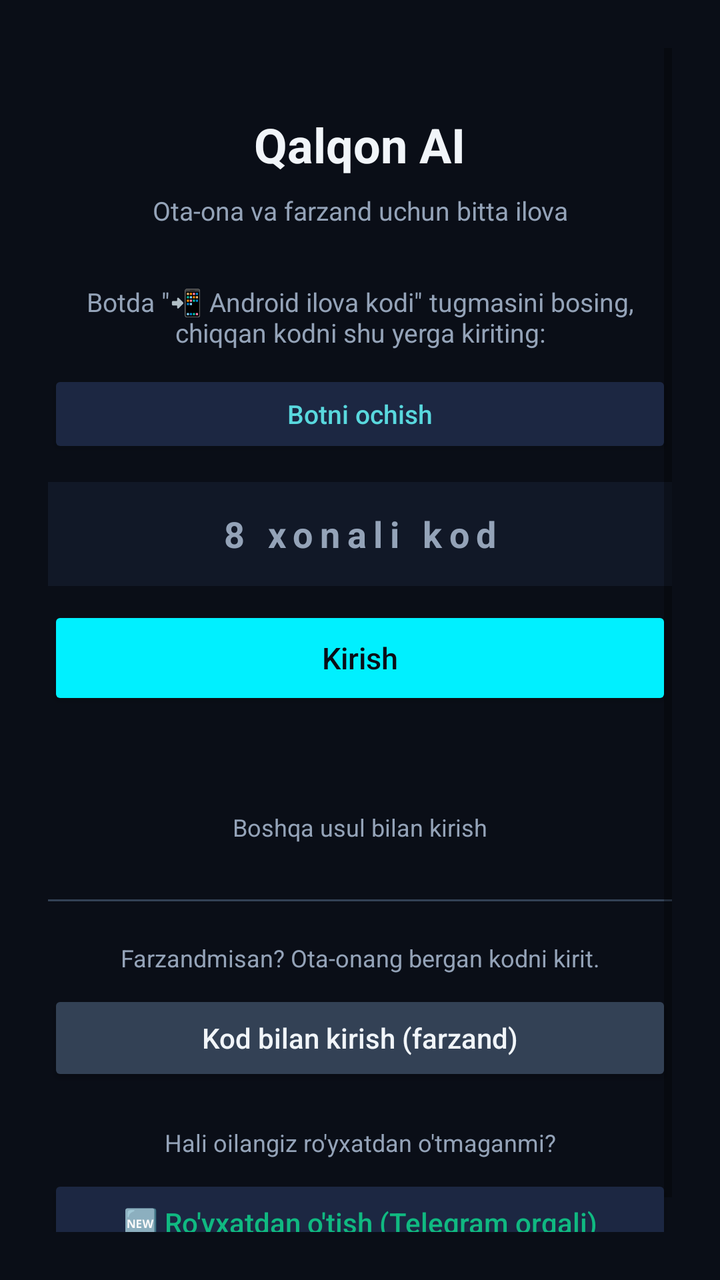
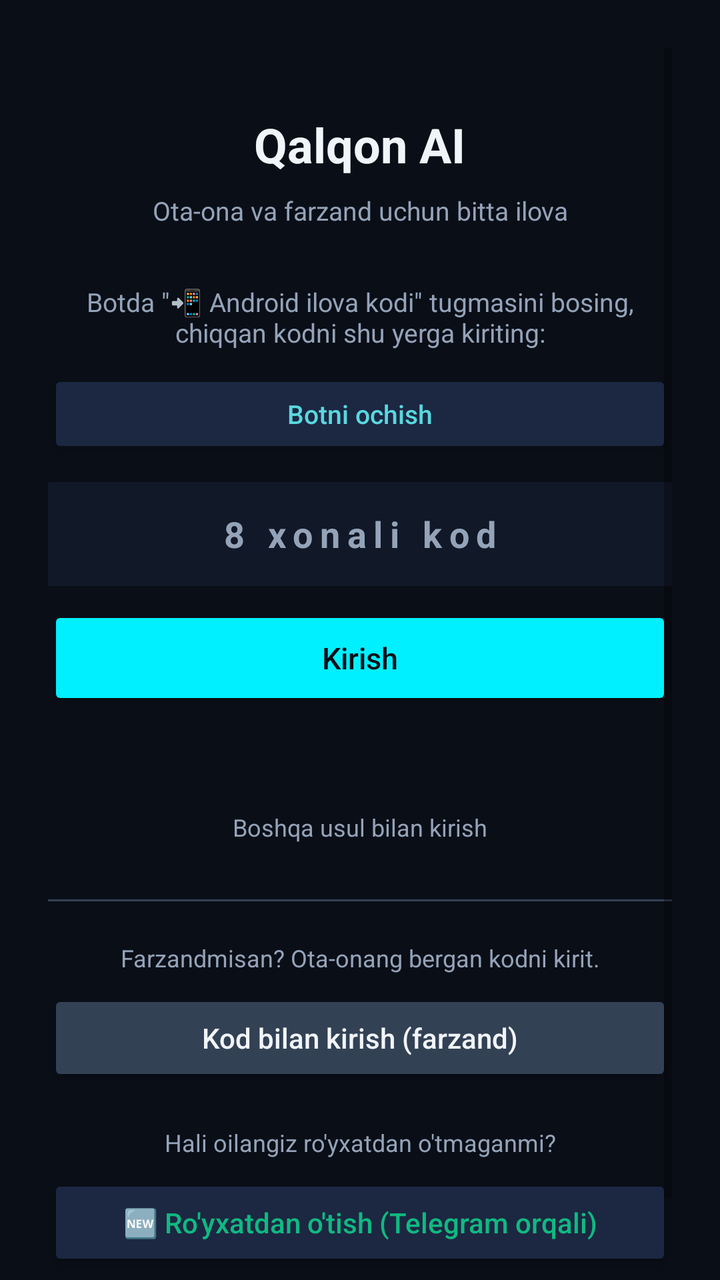

Two renders of the same Android screen: before a commit and after it. Below are the layout's source before the change and the commit's diff.
<!-- AndroidManifest.xml: activity theme Theme.ParentalGuard -->
<!-- res/layout/activity_login.xml -->
<?xml version="1.0" encoding="utf-8"?>
<ScrollView xmlns:android="http://schemas.android.com/apk/res/android"
    android:layout_width="match_parent"
    android:layout_height="match_parent"
    android:background="@color/qalqon_bg"
    android:padding="24dp">

    <LinearLayout
        android:layout_width="match_parent"
        android:layout_height="wrap_content"
        android:orientation="vertical">

        <TextView
            android:layout_width="wrap_content"
            android:layout_height="wrap_content"
            android:layout_gravity="center_horizontal"
            android:layout_marginTop="32dp"
            android:text="@string/app_name"
            android:textColor="@color/qalqon_text_primary"
            android:textSize="24sp"
            android:textStyle="bold" />

        <TextView
            android:layout_width="match_parent"
            android:layout_height="wrap_content"
            android:layout_marginTop="8dp"
            android:layout_marginBottom="28dp"
            android:gravity="center"
            android:text="@string/login_subtitle"
            android:textColor="@color/qalqon_text_secondary"
            android:textSize="13sp" />

        
        <TextView
            android:layout_width="match_parent"
            android:layout_height="wrap_content"
            android:gravity="center"
            android:text="@string/login_code_hint"
            android:textColor="@color/qalqon_text_secondary"
            android:textSize="13sp" />

        <Button
            android:id="@+id/btnOpenBot"
            android:layout_width="match_parent"
            android:layout_height="44dp"
            android:layout_marginTop="10dp"
            android:backgroundTint="@color/qalqon_surface_high"
            android:text="@string/login_open_bot"
            android:textAllCaps="false"
            android:textColor="@color/qalqon_secondary"
            android:textSize="13sp" />

        <EditText
            android:id="@+id/etParentCode"
            android:layout_width="match_parent"
            android:layout_height="52dp"
            android:layout_marginTop="12dp"
            android:background="@color/qalqon_surface"
            android:gravity="center"
            android:hint="@string/login_code_field_hint"
            android:inputType="textCapCharacters"
            android:letterSpacing="0.2"
            android:maxLength="8"
            android:padding="12dp"
            android:textColor="@color/qalqon_text_primary"
            android:textColorHint="@color/qalqon_text_secondary"
            android:textSize="18sp"
            android:textStyle="bold" />

        <Button
            android:id="@+id/btnCodeSubmit"
            android:layout_width="match_parent"
            android:layout_height="52dp"
            android:layout_marginTop="10dp"
            android:backgroundTint="@color/qalqon_primary"
            android:text="@string/login_code_submit"
            android:textAllCaps="false"
            android:textColor="@color/qalqon_bg"
            android:textSize="15sp" />

        <TextView
            android:id="@+id/tvLoginStatus"
            android:layout_width="match_parent"
            android:layout_height="wrap_content"
            android:layout_marginTop="14dp"
            android:gravity="center"
            android:textColor="@color/qalqon_accent"
            android:textSize="12sp" />

        
        <TextView
            android:id="@+id/btnOtherWaysToggle"
            android:layout_width="match_parent"
            android:layout_height="wrap_content"
            android:layout_marginTop="20dp"
            android:gravity="center"
            android:text="@string/login_other_ways_toggle"
            android:textColor="@color/qalqon_text_secondary"
            android:textSize="12sp" />

        <LinearLayout
            android:id="@+id/otherWaysBox"
            android:layout_width="match_parent"
            android:layout_height="wrap_content"
            android:layout_marginTop="10dp"
            android:orientation="vertical"
            android:visibility="gone">

            <Button
                android:id="@+id/btnTelegramLogin"
                android:layout_width="match_parent"
                android:layout_height="48dp"
                android:backgroundTint="@color/qalqon_surface_high"
                android:text="@string/login_telegram"
                android:textAllCaps="false"
                android:textColor="@color/qalqon_text_secondary"
                android:textSize="14sp" />

            <Button
                android:id="@+id/btnPasswordLogin"
                android:layout_width="match_parent"
                android:layout_height="48dp"
                android:layout_marginTop="10dp"
                android:backgroundTint="@color/qalqon_surface_high"
                android:text="@string/login_password_toggle"
                android:textAllCaps="false"
                android:textColor="@color/qalqon_text_secondary"
                android:textSize="14sp" />

            <LinearLayout
                android:id="@+id/passwordBox"
                android:layout_width="match_parent"
                android:layout_height="wrap_content"
                android:layout_marginTop="10dp"
                android:orientation="vertical"
                android:visibility="gone">

                <EditText
                    android:id="@+id/etLogin"
                    android:layout_width="match_parent"
                    android:layout_height="48dp"
                    android:autofillHints="username"
                    android:background="@color/qalqon_surface"
                    android:hint="@string/login_username_hint"
                    android:inputType="text"
                    android:padding="12dp"
                    android:textColor="@color/qalqon_text_primary"
                    android:textColorHint="@color/qalqon_text_secondary" />

                <EditText
                    android:id="@+id/etPassword"
                    android:layout_width="match_parent"
                    android:layout_height="48dp"
                    android:layout_marginTop="8dp"
                    android:autofillHints="password"
                    android:background="@color/qalqon_surface"
                    android:hint="@string/login_password_hint"
                    android:inputType="textPassword"
                    android:padding="12dp"
                    android:textColor="@color/qalqon_text_primary"
                    android:textColorHint="@color/qalqon_text_secondary" />

                <Button
                    android:id="@+id/btnPasswordSubmit"
                    android:layout_width="match_parent"
                    android:layout_height="48dp"
                    android:layout_marginTop="8dp"
                    android:backgroundTint="@color/qalqon_secondary"
                    android:text="@string/login_password_submit"
                    android:textAllCaps="false"
                    android:textColor="@color/qalqon_bg" />
            </LinearLayout>
        </LinearLayout>

        <View
            android:layout_width="match_parent"
            android:layout_height="1dp"
            android:layout_marginTop="28dp"
            android:background="@color/qalqon_outline" />

        <TextView
            android:layout_width="match_parent"
            android:layout_height="wrap_content"
            android:layout_marginTop="20dp"
            android:gravity="center"
            android:text="@string/login_child_hint"
            android:textColor="@color/qalqon_text_secondary"
            android:textSize="12sp" />

        <Button
            android:id="@+id/btnChildLogin"
            android:layout_width="match_parent"
            android:layout_height="48dp"
            android:layout_marginTop="8dp"
            android:backgroundTint="@color/qalqon_outline"
            android:text="@string/login_child"
            android:textAllCaps="false"
            android:textColor="@color/qalqon_text_primary"
            android:textSize="14sp" />

        
        <TextView
            android:layout_width="match_parent"
            android:layout_height="wrap_content"
            android:layout_marginTop="20dp"
            android:gravity="center"
            android:text="@string/login_register_hint"
            android:textColor="@color/qalqon_text_secondary"
            android:textSize="12sp" />

        <Button
            android:id="@+id/btnRegister"
            android:layout_width="match_parent"
            android:layout_height="48dp"
            android:layout_marginTop="8dp"
            android:layout_marginBottom="24dp"
            android:backgroundTint="@color/qalqon_surface_high"
            android:text="@string/login_register"
            android:textAllCaps="false"
            android:textColor="@color/qalqon_success"
            android:textSize="14sp" />
    </LinearLayout>
</ScrollView>
<!-- resources referenced by this layout -->
<resources>
  <color name="qalqon_accent">#FFB020</color>
  <color name="qalqon_bg">#0A0E17</color>
  <color name="qalqon_outline">#334155</color>
  <color name="qalqon_primary">#00F0FF</color>
  <color name="qalqon_secondary">#59D8DE</color>
  <color name="qalqon_success">#10B981</color>
  <color name="qalqon_surface">#111827</color>
  <color name="qalqon_surface_high">#1C2742</color>
  <color name="qalqon_text_primary">#F1F5F9</color>
  <color name="qalqon_text_secondary">#94A3B8</color>
  <string name="app_name">Qalqon AI</string>
  <string name="login_child">Kod bilan kirish (farzand)</string>
  <string name="login_child_hint">Farzandmisan? Ota-onang bergan kodni kirit.</string>
  <string name="login_code_field_hint">8 xonali kod</string>
  <string name="login_code_hint">Botda \"📲 Android ilova kodi\" tugmasini bosing, chiqqan kodni shu yerga kiriting:</string>
  <string name="login_code_submit">Kirish</string>
  <string name="login_open_bot">Botni ochish</string>
  <string name="login_other_ways_toggle">Boshqa usul bilan kirish</string>
  <string name="login_password_hint">Parol</string>
  <string name="login_password_submit">Kirish</string>
  <string name="login_password_toggle">Login va parol bilan kirish</string>
  <string name="login_register">🆕 Ro\'yxatdan o\'tish (Telegram orqali)</string>
  <string name="login_register_hint">Hali oilangiz ro\'yxatdan o\'tmaganmi?</string>
  <string name="login_subtitle">Ota-ona va farzand uchun bitta ilova</string>
  <string name="login_telegram">Telegram bilan kirish</string>
  <string name="login_username_hint">Telegram username (masalan: jasur_a)</string>
  <style name="Theme.ParentalGuard" parent="Theme.AppCompat.DayNight.NoActionBar">
          <item name="android:windowBackground">@color/qalqon_bg</item>
          <item name="colorPrimary">@color/qalqon_primary_dim</item>
          <item name="colorAccent">@color/qalqon_accent</item>
      </style>
  <color name="qalqon_primary_dim">#00DBE9</color>
</resources>

<!-- the commit's change to res/layout/activity_login.xml (unified diff, before → after) -->
@@ -1,5 +1,7 @@
 <?xml version="1.0" encoding="utf-8"?>
 <ScrollView xmlns:android="http://schemas.android.com/apk/res/android"
+    android:id="@+id/loginRoot"
+    android:clipToPadding="false"
     android:layout_width="match_parent"
     android:layout_height="match_parent"
     android:background="@color/qalqon_bg"
